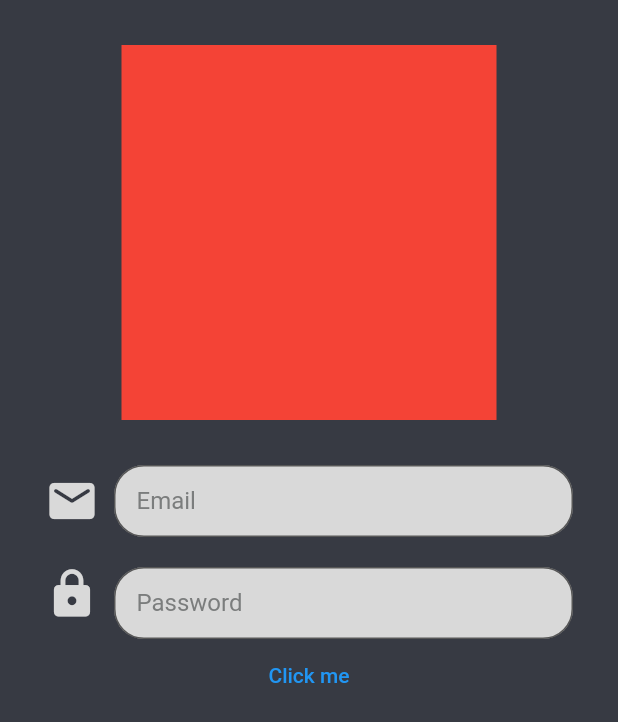
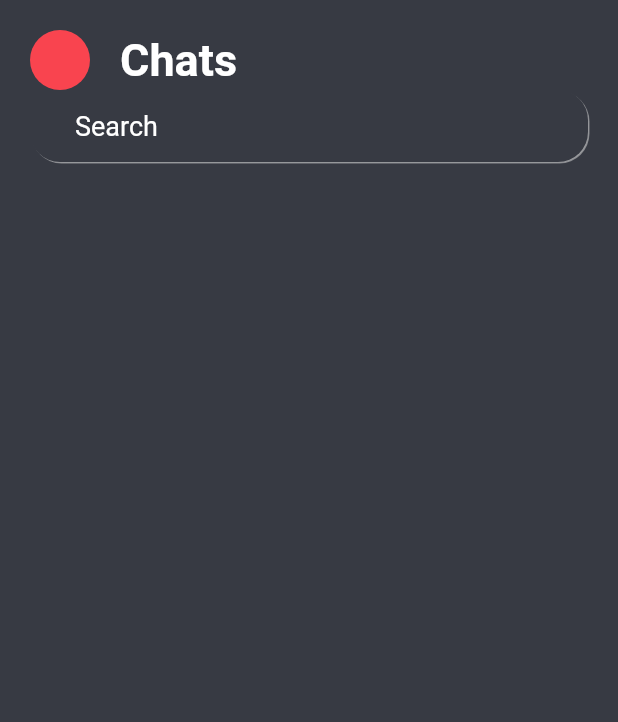
Before and after one commit to KVeramendi/chatApp, a Flutter app: the screen it shows after launch, on a phone screen of 412 x 824 dp. Shown: the top 722 px of the screen. Run offline on Flutter 3.47's test engine with Material 2 defaults, Android fonts, the phone set to English and light mode, and no system bars.

Commit message:
feat: :sparkles: Chat page
Chat page

Ref: #003

```diff
--- a/lib/main.dart
+++ b/lib/main.dart
@@ -1,6 +1,7 @@
 import 'package:flutter/material.dart';
 import 'package:flutter_chat_app/presentation/core/routes/routes.dart';
 import 'package:flutter_chat_app/presentation/views/pages/auth/login/login_page.dart';
+import 'package:flutter_chat_app/presentation/views/pages/chat/home/chat_home_page.dart';
 
 void main() => runApp(MyApp());
 
@@ -11,7 +12,7 @@ class MyApp extends StatelessWidget {
       debugShowCheckedModeBanner: false,
       title: 'Material App',
       routes: appRoutes,
-      home: LoginPage(),
+      home: const ChatHomePage(),
     );
   }
 }
--- a/lib/presentation/core/shared_widgets/button_submit_widget.dart
+++ b/lib/presentation/core/shared_widgets/button_submit_widget.dart
@@ -1,4 +1,5 @@
 import 'package:flutter/material.dart';
+import 'package:flutter_chat_app/presentation/core/colors/app_colors.dart';
 
 class ButtonSubmit extends StatefulWidget {
   final VoidCallback? function;
@@ -13,7 +14,19 @@ class _ButtonSubmitState extends State<ButtonSubmit> {
   Widget build(BuildContext context) {
     return TextButton(
       onPressed: widget.function,
-      child: Text('Click me')
+      style: ButtonStyle(
+        overlayColor: MaterialStateProperty.all<Color>(AppColors.secondaryAppColor.withOpacity(0.1)),
+        backgroundColor: MaterialStateProperty.all<Color>(AppColors.tertiaryAppColor),
+        minimumSize: MaterialStateProperty.all<Size>(const Size(300, 50)),
+        maximumSize: MaterialStateProperty.all<Size>(const Size(300, 50)),
+        shape: MaterialStateProperty.all<RoundedRectangleBorder>(
+          RoundedRectangleBorder(
+            borderRadius: BorderRadius.circular(25.0),
+          )
+        )
+        //padding: MaterialStateProperty.all(const EdgeInsets.symmetric(horizontal: 80,vertical: 10)),
+      ),
+      child: const Text('Login',style: TextStyle(color: Colors.white))
     );
   }
 }
--- a/lib/presentation/views/pages/auth/login/login_page.dart
+++ b/lib/presentation/views/pages/auth/login/login_page.dart
@@ -18,10 +18,13 @@ class LoginPage extends StatelessWidget {
         padding: const EdgeInsets.all(30.0),
         child: Column(
           children: [
-            Container(
+            SizedBox(
               width: 250,
               height: 250,
-              color: Colors.red,
+              child: Container(
+                padding: const EdgeInsets.all(20),
+                child: Image.asset('assets/login.png'),
+              ),
             ),
             const SizedBox(height: 30),
             Form(
@@ -67,6 +70,7 @@ class LoginPage extends StatelessWidget {
                       ),
                     ],
                   ),
+                  const SizedBox(height: 40),
                   ButtonSubmit(
                     function: (){
 
--- /dev/null
+++ b/lib/presentation/views/pages/chat/home/chat_home_page.dart
@@ -0,0 +1,70 @@
+import 'package:flutter/material.dart';
+import 'package:flutter_chat_app/presentation/core/colors/app_colors.dart';
+
+class ChatHomePage extends StatefulWidget {
+  const ChatHomePage({ Key? key }) : super(key: key);
+
+  @override
+  State<ChatHomePage> createState() => _ChatHomePageState();
+}
+
+class _ChatHomePageState extends State<ChatHomePage> {
+  @override
+  Widget build(BuildContext context) {
+    return Scaffold(
+      backgroundColor: AppColors.secondaryAppColor,
+      body: Container(
+        padding: const EdgeInsets.symmetric(horizontal: 20),
+        child: Column(
+          children: [
+            SafeArea(
+              child: Container(
+                padding: const EdgeInsets.only(top: 20),
+                child: Row(
+                  children: [
+                    Row(
+                      children: [
+                        Container(
+                          width: 40,
+                          height: 40,
+                          decoration: BoxDecoration(
+                            borderRadius: BorderRadius.circular(40),
+                            color: AppColors.tertiaryAppColor
+                          ),
+                        ),
+                        const SizedBox(width: 20),
+                        const Text('Chats', style: TextStyle(color: Colors.white,fontSize: 30,fontWeight: FontWeight.bold))
+                      ],
+                    )
+                  ],
+                ),
+              ),
+            ),
+            Container(
+              padding: EdgeInsets.symmetric(horizontal: 30),
+              decoration: BoxDecoration(
+                borderRadius: BorderRadius.circular(20),
+                color: AppColors.secondaryAppColor,
+                boxShadow: const [
+                  BoxShadow(
+                    color: AppColors.primaryAppColor,
+                    offset: Offset(1,1),
+                    blurRadius: 4,
+                    blurStyle: BlurStyle.inner
+                  ),
+                ]
+              ),
+              child: const TextField(
+                decoration: InputDecoration(
+                  border: InputBorder.none,
+                  hintText: 'Search',
+                  hintStyle: TextStyle(color: Colors.white,fontSize: 18,fontWeight: FontWeight.w400)
+                ),
+              ),
+            )
+          ],
+        ),
+      ),
+    );
+  }
+}
--- a/pubspec.yaml
+++ b/pubspec.yaml
@@ -58,8 +58,8 @@ flutter:
   uses-material-design: true
 
   # To add assets to your application, add an assets section, like this:
-  # assets:
-  #   - images/a_dot_burr.jpeg
+  assets:
+    - assets/
   #   - images/a_dot_ham.jpeg
 
   # An image asset can refer to one or more resolution-specific "variants", see
```
Also changed, not shown: assets/login.png (added).
